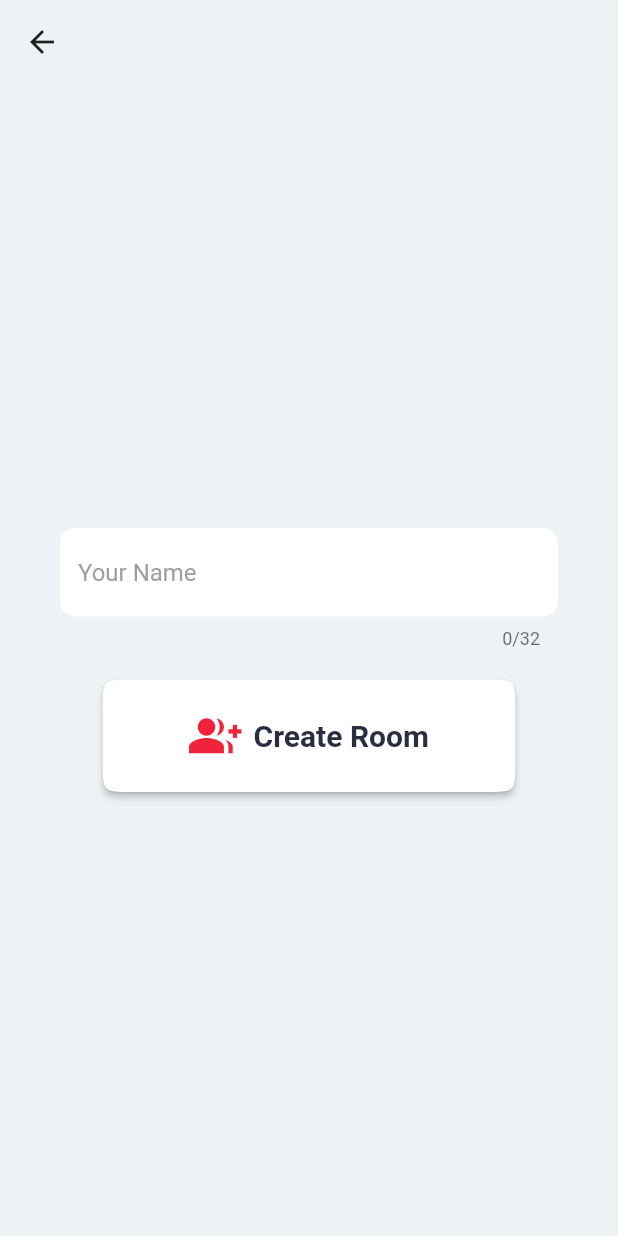
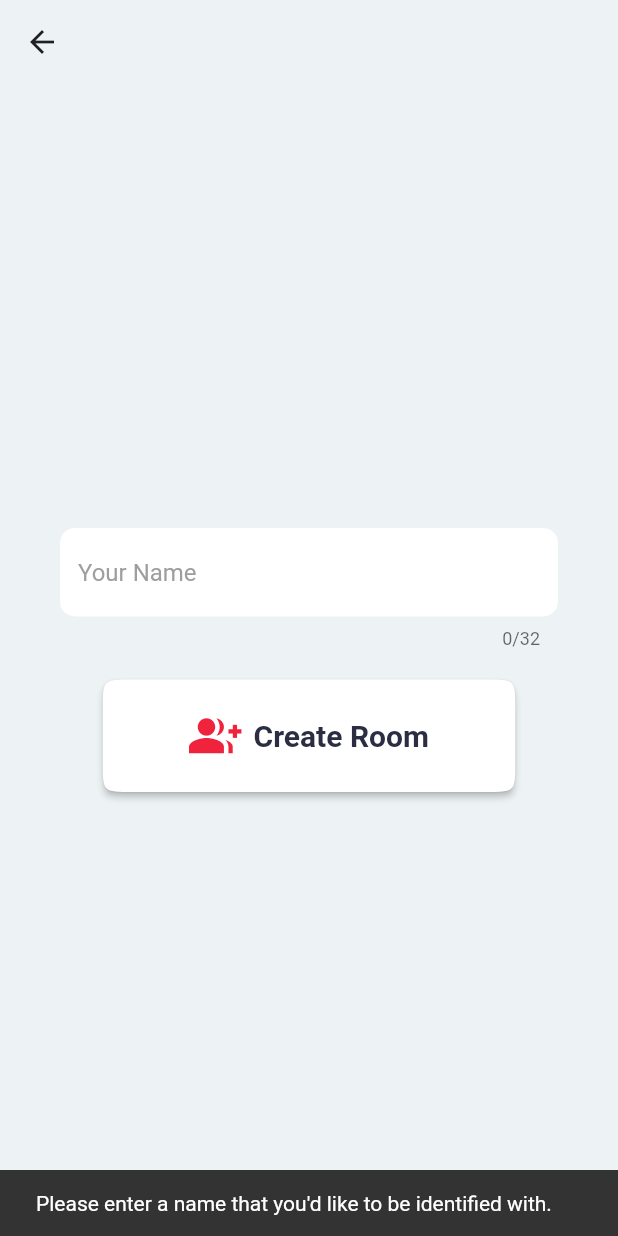
Before and after one commit to paxcodes/dicery_app, a Flutter app: the CreateRoomScreen screen opened by its route, after a tap on "Create Room", on a phone screen of 412 x 824 dp. Run offline on Flutter 3.47's test engine with Material 2 defaults, Android fonts, the phone set to English and light mode, and no system bars; our stand-ins replace animated_text_kit; missing offline and left inert: flutter_config, timeago_flutter.

Commit message:
:sparkles: Do not allow empty value for name

```diff
--- a/lib/components/forms/create_room.dart
+++ b/lib/components/forms/create_room.dart
@@ -39,8 +39,15 @@ class _CreateRoomFormState extends State<CreateRoomForm> {
           label: 'Create Room',
           iconData: Icons.group_add,
           onPressed: () async {
-            final roomOwner = _nameFieldController.text;
-            // TODO Validate roomOwner must be alphabetical and must not be empty
+            final roomOwner = _nameFieldController.text.trim();
+            if (roomOwner.isEmpty) {
+              Scaffold.of(context).showSnackBar(
+                SnackBar(
+                  content: Text("Please enter a name that you'd like "
+                      'to be identified with.'),
+                ),
+              );
+            } else {
               final room = await DiceryApi.createRoom(roomOwner);
               await Navigator.pushNamedAndRemoveUntil(
                 context,
@@ -53,6 +60,7 @@ class _CreateRoomFormState extends State<CreateRoomForm> {
                   'roomCode': room.code
                 },
               );
+            }
           },
         )
       ],
```
Lines whose indentation alone changed are shown as unchanged.
